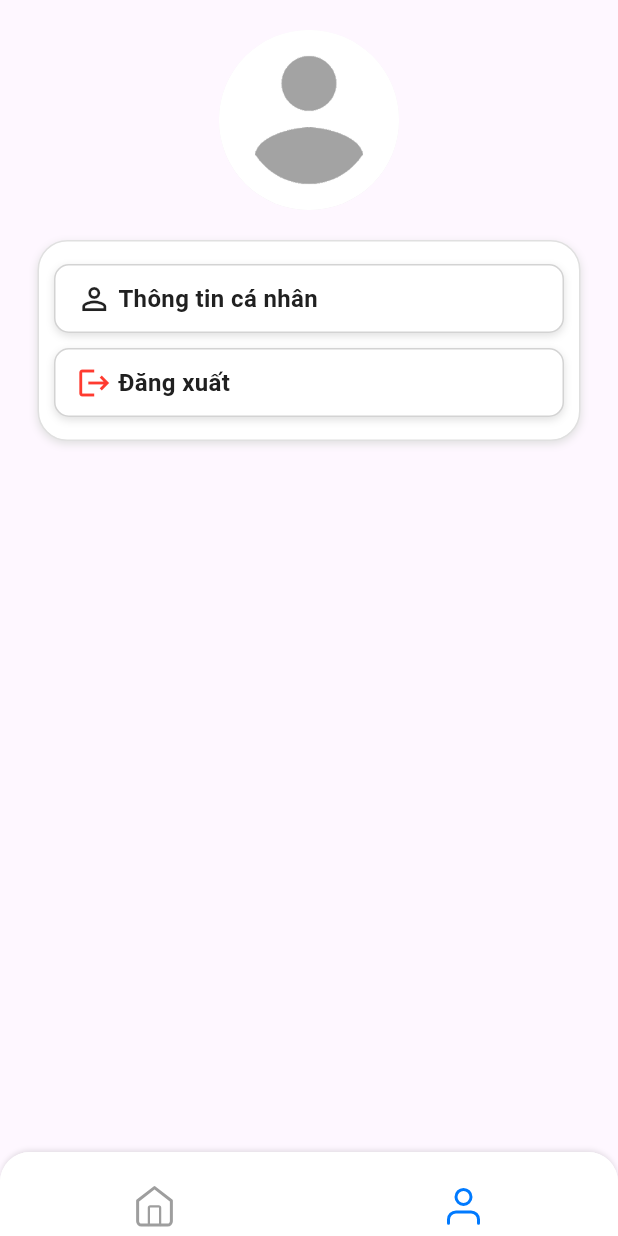
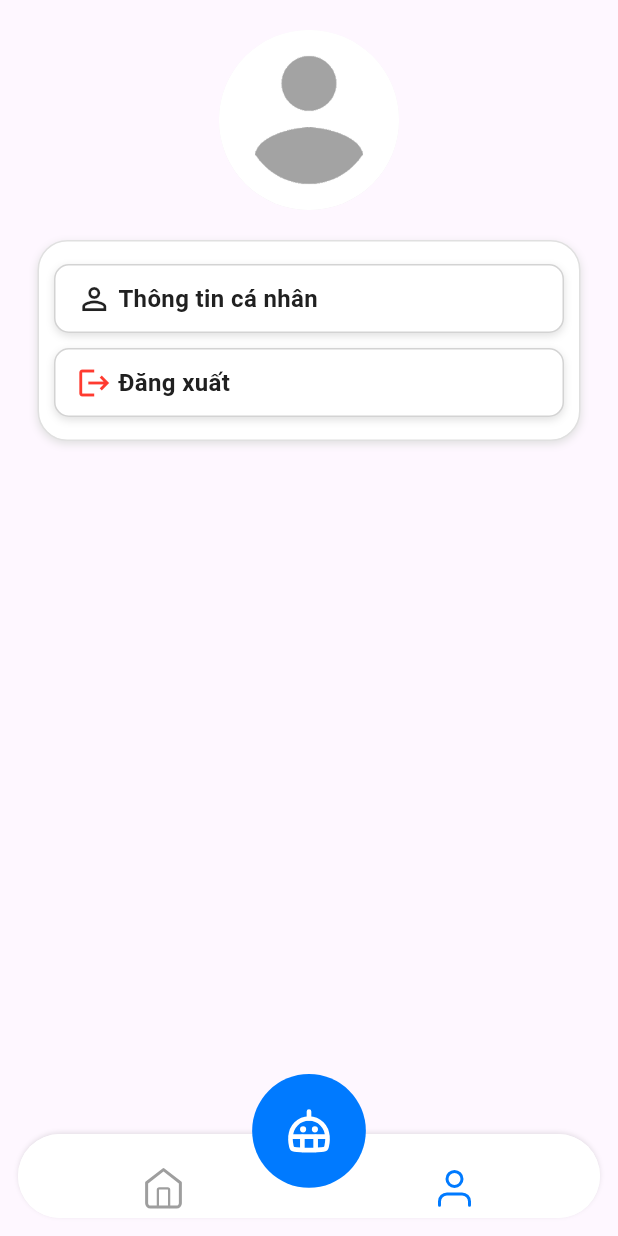
Before and after one commit to thanhquang2004/Study-tracker-app, a Flutter app: the Dashboard screen opened by its route, item 2 of the bottom bar chosen, on a phone screen of 412 x 824 dp. Run offline on Flutter 3.47's test engine with Material 3 defaults, Android fonts, the light colour scheme and no system bars; our stand-ins replace dio, equatable, flutter_bloc, flutter_dotenv, flutter_secure_storage, flutter_svg and 5 more; accounts and stored records are empty.

Commit message:
UI: add float action button

```diff
--- a/lib/main.dart
+++ b/lib/main.dart
@@ -10,8 +10,5 @@ Future<void> main() async {
   await dotenv.load(fileName: ".env");
   await setupDI();
 
-  runApp(MultiBlocProvider(
-    providers: blocProviderManager,
-    child: MyApp(),
-  ));
+  runApp(MyApp());
 }
--- a/lib/presentation/dashboard/view/custom_navigation_bar.dart
+++ b/lib/presentation/dashboard/view/custom_navigation_bar.dart
@@ -4,6 +4,7 @@ import 'package:flutter_svg/flutter_svg.dart';
 import 'package:study_tracker_mobile/app/constant.dart';
 import 'package:study_tracker_mobile/presentation/resources/assets_manager.dart';
 import 'package:study_tracker_mobile/presentation/resources/color_manager.dart';
+import 'package:study_tracker_mobile/presentation/resources/value_manager.dart';
 
 class CustomNavigationBar extends StatelessWidget {
   final int selectedIndex;
@@ -35,10 +36,13 @@ class CustomNavigationBar extends StatelessWidget {
 
   @override
   Widget build(BuildContext context) {
-    return Container(
+    Widget _buildBottomNavigationBar() {
+      return Padding(
+        padding: const EdgeInsets.all(AppSize.s12).copyWith(top: AppSize.s40),
+        child: Container(
           decoration: BoxDecoration(
             color: Colors.white,
-        borderRadius: BorderRadius.circular(20),
+            borderRadius: BorderRadius.circular(50),
             boxShadow: [
               BoxShadow(
                 color: Colors.black.withOpacity(0.1), // Màu bóng
@@ -55,7 +59,7 @@ class CustomNavigationBar extends StatelessWidget {
               hoverColor: Colors.transparent, // Tắt hiệu ứng khi hover
             ),
             child: ClipRRect(
-          borderRadius: BorderRadius.vertical(top: Radius.circular(20)),
+              borderRadius: BorderRadius.all(Radius.circular(50)),
               child: BottomNavigationBar(
                 type: BottomNavigationBarType.fixed,
                 backgroundColor: Colors.white,
@@ -76,6 +80,46 @@ class CustomNavigationBar extends StatelessWidget {
               ),
             ),
           ),
+        ),
+      );
+    }
+
+    Widget _buildFloatingActionButton() {
+      return Row(
+        mainAxisAlignment: MainAxisAlignment.center,
+        children: [
+          GestureDetector(
+            onTap: () {
+              print('Push to bot screen');
+            },
+            child: Container(
+              alignment: Alignment.center,
+              width: 0.2 * Constants.deviceWidth,
+              height: 0.092 * Constants.deviceHeight,
+              decoration: BoxDecoration(
+                shape: BoxShape.circle,
+                color: XColors.primary,
+              ),
+              child: Center(
+                child: SvgPicture.asset(
+                  'assets/icons/bot.svg',
+                  width: 0.075 * Constants.deviceWidth,
+                  height: 0.075 * Constants.deviceWidth,
+                  fit: BoxFit.contain,
+                  color: Colors.white,
+                ),
+              ),
+            ),
+          ),
+        ],
+      );
+    }
+
+    return Stack(
+      children: [
+        _buildBottomNavigationBar(),
+        _buildFloatingActionButton(),
+      ],
     );
   }
 }
--- a/lib/presentation/dashboard/view/dashboard_view.dart
+++ b/lib/presentation/dashboard/view/dashboard_view.dart
@@ -13,32 +13,11 @@ class Dashboard extends StatefulWidget {
 }
 
 class _DashboardState extends State<Dashboard> {
-  late DashboardCubit _dashboardCubit;
-
-  @override
-  void initState() {
-    super.initState();
-    // Kiểm tra nếu chưa có DashboardCubit thì khởi tạo
-    _dashboardCubit = Get.isRegistered<DashboardCubit>()
-        ? Get.find<DashboardCubit>()
-        : Get.put(DashboardCubit());
-
-    _dashboardCubit.reset(); // Đảm bảo về trang HomeView khi khởi tạo
-  }
-
-  @override
-  void dispose() {
-    // Xóa Cubit khi Dashboard bị hủy
-    if (Get.isRegistered<DashboardCubit>()) {
-      Get.delete<DashboardCubit>();
-    }
-    super.dispose();
-  }
-
   @override
   Widget build(BuildContext context) {
-    return BlocBuilder<DashboardCubit, DashboardState>(
-      bloc: _dashboardCubit,
+    return BlocProvider(
+      create: (context) => DashboardCubit(),
+      child: BlocBuilder<DashboardCubit, DashboardState>(
         builder: (context, state) {
           return Scaffold(
             body: IndexedStack(
@@ -48,11 +27,13 @@ class _DashboardState extends State<Dashboard> {
             bottomNavigationBar: CustomNavigationBar(
               selectedIndex: state.selectedIndex,
               onTabSelected: (index) {
-              _dashboardCubit.changeTab(index);
+                context.read<DashboardCubit>().changeTab(index);
+              },
+            ),
+
+          );
         },
       ),
     );
-      },
-    );
   }
 }
--- a/lib/presentation/login/view/login_view.dart
+++ b/lib/presentation/login/view/login_view.dart
@@ -19,7 +19,9 @@ class LoginView extends StatefulWidget {
 class _LoginViewState extends State<LoginView> {
   @override
   Widget build(BuildContext context) {
-    return BlocBuilder<LoginCubit, LoginState>(
+    return BlocProvider(
+      create: (context) => LoginCubit(),
+      child: BlocBuilder<LoginCubit, LoginState>(
         builder: (context, state) {
           return AuthenticateLayout(
             title: AppStrings.login,
@@ -78,6 +80,7 @@ class _LoginViewState extends State<LoginView> {
             },
           );
         },
+      ),
     );
   }
 }
--- a/lib/presentation/onboarding/view/onboarding_view.dart
+++ b/lib/presentation/onboarding/view/onboarding_view.dart
@@ -29,7 +29,9 @@ class _OnboardingViewState extends State<OnboardingView> {
   @override
   Widget build(BuildContext context) {
     return Scaffold(
-      body: BlocListener<OnboardingCubit, int>(
+      body: BlocProvider(
+        create: (context) => OnboardingCubit(),
+        child: BlocListener<OnboardingCubit, int>(
           listener: (context, state) {
             _pageController.animateToPage(
               state,
@@ -103,6 +105,7 @@ class _OnboardingViewState extends State<OnboardingView> {
             },
           ),
         ),
+      ),
     );
   }
 
--- a/lib/presentation/setting/view/setting_view.dart
+++ b/lib/presentation/setting/view/setting_view.dart
@@ -18,7 +18,9 @@ class _SettingViewState extends State<SettingView> {
   @override
   Widget build(BuildContext context) {
     return Scaffold(
-      body: BlocBuilder<SettingCubit, SettingState>(
+      body: BlocProvider(
+        create: (context) => SettingCubit()..loadSettings(),
+        child: BlocBuilder<SettingCubit, SettingState>(
           builder: (context, state) {
             return ListView(
               children: [
@@ -27,6 +29,7 @@ class _SettingViewState extends State<SettingView> {
               ],
             );
           },
+        ),
       ),
     );
   }
```
Also changed, not shown: lib/presentation/resources/bloc_provider_manager.dart (+0 -7 lines), assets/icons/bot.svg (added). Lines whose indentation alone changed are shown as unchanged.
